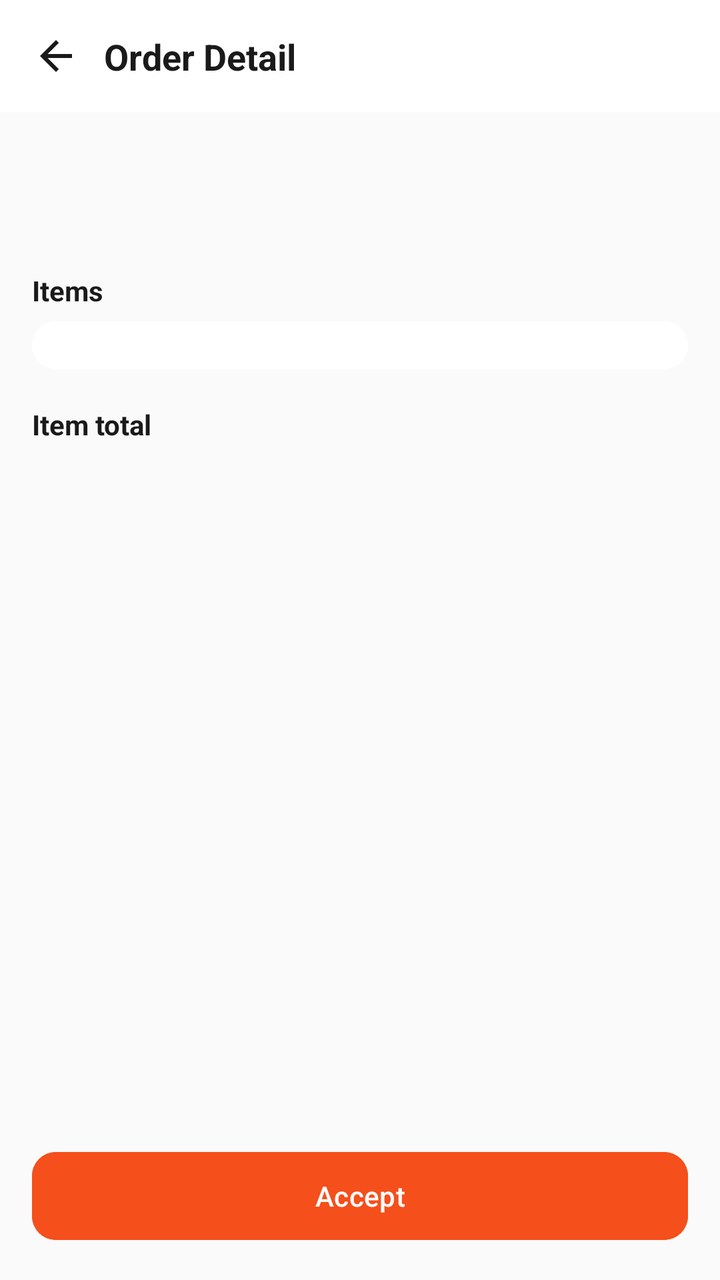
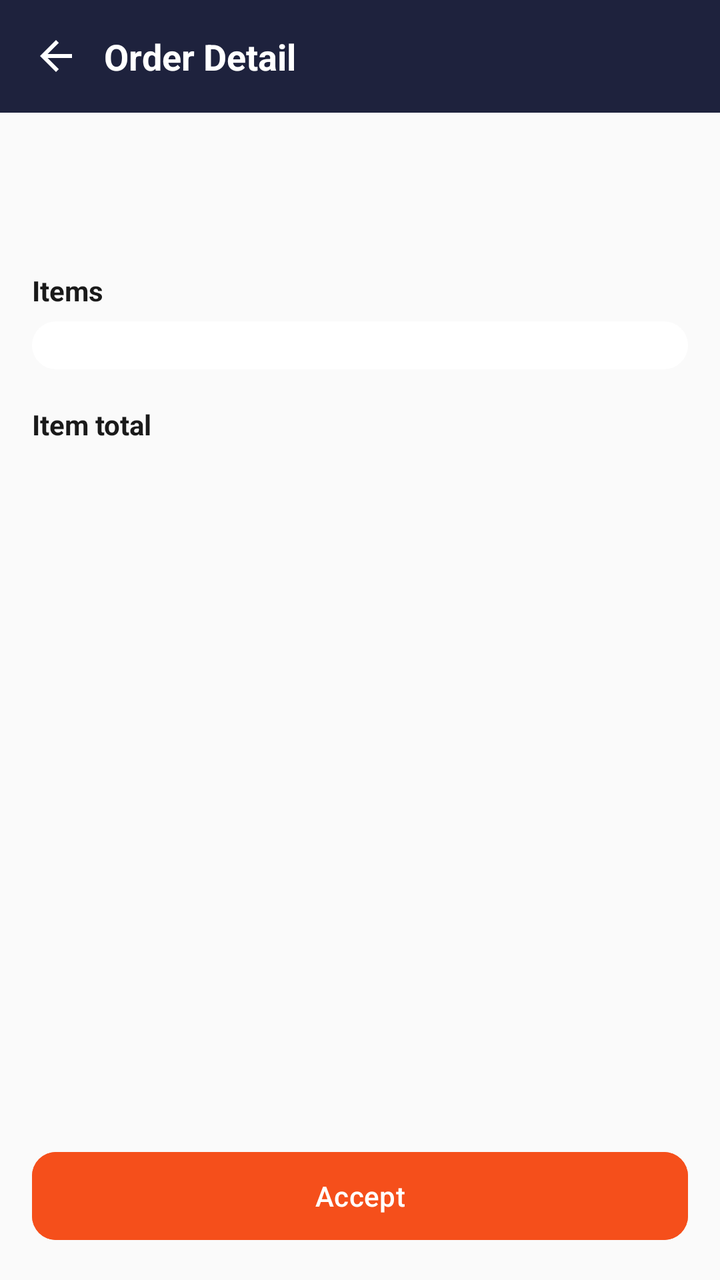

An Android layout rendered at two revisions. The XML below is the earlier revision; the diff shows what the commit changed to produce the second picture.
<!-- AndroidManifest.xml: application theme Theme.AnydropRestaurant -->
<!-- res/layout/activity_order_detail.xml -->
<?xml version="1.0" encoding="utf-8"?>
<LinearLayout xmlns:android="http://schemas.android.com/apk/res/android"
    xmlns:app="http://schemas.android.com/apk/res-auto"
    android:layout_width="match_parent"
    android:layout_height="match_parent"
    android:orientation="vertical"
    android:background="@color/background">

    <LinearLayout
        android:layout_width="match_parent"
        android:layout_height="wrap_content"
        android:orientation="horizontal"
        android:gravity="center_vertical"
        android:padding="16dp"
        android:background="@color/surface">

        <ImageView
            android:id="@+id/btnBack"
            android:layout_width="24dp"
            android:layout_height="24dp"
            android:src="@drawable/ic_back"
            app:tint="@color/text_primary" />

        <TextView
            android:layout_width="wrap_content"
            android:layout_height="wrap_content"
            android:layout_marginStart="12dp"
            android:text="@string/order_detail_title"
            android:textSize="18sp"
            android:textStyle="bold"
            android:textColor="@color/text_primary" />
    </LinearLayout>

    <ScrollView
        android:layout_width="match_parent"
        android:layout_height="0dp"
        android:layout_weight="1">

        <LinearLayout
            android:layout_width="match_parent"
            android:layout_height="wrap_content"
            android:orientation="vertical"
            android:padding="16dp">

            <TextView
                android:id="@+id/orderCodeText"
                android:layout_width="match_parent"
                android:layout_height="wrap_content"
                android:textSize="18sp"
                android:textStyle="bold"
                android:textColor="@color/text_primary" />

            <TextView
                android:id="@+id/statusText"
                android:layout_width="match_parent"
                android:layout_height="wrap_content"
                android:layout_marginTop="2dp"
                android:textColor="@color/anydrop_primary"
                android:textStyle="bold" />

            
            <TextView
                android:id="@+id/scheduledForText"
                android:layout_width="wrap_content"
                android:layout_height="wrap_content"
                android:layout_marginTop="8dp"
                android:background="@drawable/bg_badge_scheduled"
                android:paddingHorizontal="8dp"
                android:paddingVertical="3dp"
                android:textSize="12sp"
                android:textStyle="bold"
                android:textColor="@color/info_fg"
                android:visibility="gone" />

            <TextView
                android:layout_width="wrap_content"
                android:layout_height="wrap_content"
                android:layout_marginTop="18dp"
                android:text="@string/items_label"
                android:textStyle="bold"
                android:textColor="@color/text_primary" />

            <LinearLayout
                android:id="@+id/itemsContainer"
                android:layout_width="match_parent"
                android:layout_height="wrap_content"
                android:orientation="vertical"
                android:layout_marginTop="6dp"
                android:background="@drawable/bg_card_rounded"
                android:padding="12dp" />

            <TextView
                android:id="@+id/instructionsLabel"
                android:layout_width="wrap_content"
                android:layout_height="wrap_content"
                android:layout_marginTop="18dp"
                android:text="@string/customer_note_label"
                android:textStyle="bold"
                android:textColor="@color/text_primary"
                android:visibility="gone" />

            <TextView
                android:id="@+id/instructionsText"
                android:layout_width="match_parent"
                android:layout_height="wrap_content"
                android:layout_marginTop="4dp"
                android:textColor="@color/text_secondary"
                android:visibility="gone" />

            <LinearLayout
                android:layout_width="match_parent"
                android:layout_height="wrap_content"
                android:orientation="horizontal"
                android:layout_marginTop="18dp">

                <TextView
                    android:layout_width="0dp"
                    android:layout_height="wrap_content"
                    android:layout_weight="1"
                    android:text="@string/bill_total_label"
                    android:textStyle="bold"
                    android:textColor="@color/text_primary" />

                <TextView
                    android:id="@+id/itemTotalText"
                    android:layout_width="wrap_content"
                    android:layout_height="wrap_content"
                    android:textStyle="bold"
                    android:textColor="@color/anydrop_primary" />
            </LinearLayout>

            
            <LinearLayout
                android:id="@+id/rejectGroup"
                android:layout_width="match_parent"
                android:layout_height="wrap_content"
                android:orientation="vertical"
                android:layout_marginTop="18dp"
                android:visibility="gone">

                <EditText
                    android:id="@+id/inputRejectReason"
                    android:layout_width="match_parent"
                    android:layout_height="wrap_content"
                    android:hint="@string/hint_reject_reason"
                    android:background="@drawable/bg_card_rounded"
                    android:padding="12dp" />

                <LinearLayout
                    android:layout_width="match_parent"
                    android:layout_height="wrap_content"
                    android:orientation="horizontal"
                    android:layout_marginTop="8dp">

                    <com.google.android.material.button.MaterialButton
                        android:id="@+id/btnConfirmReject"
                        android:layout_width="0dp"
                        android:layout_height="48dp"
                        android:layout_weight="1"
                        android:layout_marginEnd="6dp"
                        android:backgroundTint="@color/error_fg"
                        android:text="@string/btn_confirm_reject"
                        app:cornerRadius="10dp" />

                    <com.google.android.material.button.MaterialButton
                        android:id="@+id/btnCancelReject"
                        style="@style/Widget.MaterialComponents.Button.OutlinedButton"
                        android:layout_width="0dp"
                        android:layout_height="48dp"
                        android:layout_weight="1"
                        android:layout_marginStart="6dp"
                        android:text="@string/btn_cancel"
                        app:cornerRadius="10dp" />
                </LinearLayout>
            </LinearLayout>

        </LinearLayout>
    </ScrollView>

    <LinearLayout
        android:id="@+id/actionBar"
        android:layout_width="match_parent"
        android:layout_height="wrap_content"
        android:orientation="horizontal"
        android:padding="16dp">

        <com.google.android.material.button.MaterialButton
            android:id="@+id/btnSecondaryAction"
            style="@style/Widget.MaterialComponents.Button.OutlinedButton"
            android:layout_width="0dp"
            android:layout_height="52dp"
            android:layout_weight="1"
            android:layout_marginEnd="8dp"
            android:text="@string/btn_reject"
            app:cornerRadius="12dp"
            android:visibility="gone" />

        <com.google.android.material.button.MaterialButton
            android:id="@+id/btnPrimaryAction"
            android:layout_width="0dp"
            android:layout_height="52dp"
            android:layout_weight="1"
            android:backgroundTint="@color/anydrop_primary"
            android:text="@string/btn_accept"
            app:cornerRadius="12dp" />

    </LinearLayout>

</LinearLayout>
<!-- resources referenced by this layout -->
<resources>
  <color name="anydrop_primary">#F54F1B</color>
  <color name="background">#FAFAFA</color>
  <color name="error_fg">#C62828</color>
  <color name="info_fg">#2955A8</color>
  <color name="surface">#FFFFFF</color>
  <color name="text_primary">#1A1A1A</color>
  <color name="text_secondary">#6E6E6E</color>
  <!-- drawable bg_badge_scheduled (drawable) -->
  <?xml version="1.0" encoding="utf-8"?>
  <shape xmlns:android="http://schemas.android.com/apk/res/android">
      <solid android:color="@color/info_bg" />
      <corners android:radius="6dp" />
  </shape>
  <!-- drawable bg_card_rounded (drawable) -->
  <shape xmlns:android="http://schemas.android.com/apk/res/android">
      <solid android:color="@color/surface" />
      <corners android:radius="14dp" />
  </shape>
  <!-- drawable ic_back (drawable) -->
  <vector xmlns:android="http://schemas.android.com/apk/res/android"
      android:width="24dp"
      android:height="24dp"
      android:viewportWidth="24"
      android:viewportHeight="24"
      android:tint="?attr/colorControlNormal">
      <path
          android:fillColor="#FF000000"
          android:pathData="M20,11L7.83,11l5.59,-5.59L12,4l-8,8 8,8 1.41,-1.41L7.83,13L20,13z"/>
  </vector>
  <string name="bill_total_label">Item total</string>
  <string name="btn_accept">Accept</string>
  <string name="btn_cancel">Cancel</string>
  <string name="btn_confirm_reject">Confirm Reject</string>
  <string name="btn_reject">Reject</string>
  <string name="customer_note_label">Delivery instructions</string>
  <string name="hint_reject_reason">Reason for rejecting</string>
  <string name="items_label">Items</string>
  <string name="order_detail_title">Order Detail</string>
  <style name="Theme.AnydropRestaurant" parent="Theme.Material3.DayNight.NoActionBar">
          <item name="colorPrimary">@color/anydrop_primary</item>
          <item name="colorPrimaryVariant">@color/anydrop_primary_dark</item>
          <item name="colorOnPrimary">@color/white</item>
          <item name="colorSecondary">@color/anydrop_secondary</item>
          <item name="colorOnSurface">@color/text_primary</item>
          <item name="colorOnSurfaceVariant">@color/text_secondary</item>
          <item name="colorOutline">@color/outline</item>
          <item name="android:windowBackground">@color/background</item>
          
          <item name="android:statusBarColor">@color/anydrop_ink</item>
          <item name="android:windowLightStatusBar">false</item>
          <item name="android:textColorPrimary">@color/text_primary</item>
          <item name="android:textColorSecondary">@color/text_secondary</item>
      </style>
  <color name="info_bg">#E8EEFB</color>
  <color name="anydrop_primary_dark">#C93E12</color>
  <color name="white">#FFFFFF</color>
  <color name="anydrop_secondary">#2E7D32</color>
  <color name="outline">#E0E0E0</color>
  <color name="anydrop_ink">#1E223D</color>
</resources>

<!-- the commit's change to res/layout/activity_order_detail.xml (unified diff, before → after) -->
@@ -6,20 +6,21 @@
     android:orientation="vertical"
     android:background="@color/background">
 
+    
     <LinearLayout
         android:layout_width="match_parent"
         android:layout_height="wrap_content"
         android:orientation="horizontal"
         android:gravity="center_vertical"
         android:padding="16dp"
-        android:background="@color/surface">
+        android:background="@color/anydrop_ink">
 
         <ImageView
             android:id="@+id/btnBack"
             android:layout_width="24dp"
             android:layout_height="24dp"
             android:src="@drawable/ic_back"
-            app:tint="@color/text_primary" />
+            app:tint="@color/text_on_ink" />
 
         <TextView
             android:layout_width="wrap_content"
@@ -28,7 +29,7 @@
             android:text="@string/order_detail_title"
             android:textSize="18sp"
             android:textStyle="bold"
-            android:textColor="@color/text_primary" />
+            android:textColor="@color/text_on_ink" />
     </LinearLayout>
 
     <ScrollView
<!-- resource entries referenced after the edit -->
@@ -4,6 +4,7 @@
   <color name="background">#FAFAFA</color>
   <color name="error_fg">#C62828</color>
   <color name="info_fg">#2955A8</color>
+  <color name="text_on_ink">#FFFFFF</color>
   <color name="surface">#FFFFFF</color>
   <color name="text_primary">#1A1A1A</color>
   <color name="text_secondary">#6E6E6E</color>
